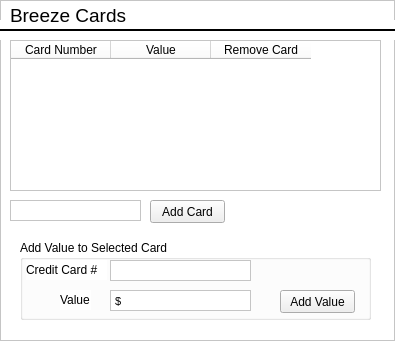
Old version of the form ui/manageCards.ui in the repository alishan-kaisani/CS4400-GUI.
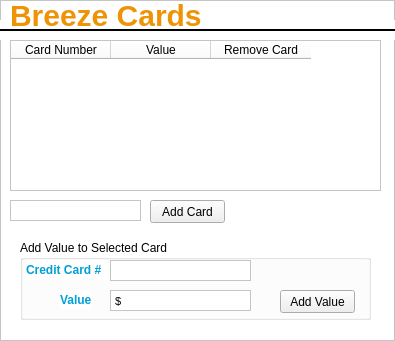
New version of the form. Icons and pictures are not drawn.

```diff
--- a/ui/manageCards.ui
+++ b/ui/manageCards.ui
@@ -18,7 +18,8 @@
     <normaloff>marta-logo.png</normaloff>marta-logo.png</iconset>
   </property>
   <property name="styleSheet">
-   <string notr="true">QFrame {background-color: #ffffff}</string>
+   <string notr="true">QFrame {background-color: #ffffff} QLabel {color: #009fd7; font-weight: bold;}
+#frameLabelTop {background-color: transparent; color: #ee9306; font-size: 30px;}</string>
   </property>
   <property name="frameShape">
    <enum>QFrame::StyledPanel</enum>
@@ -105,7 +106,9 @@
    </property>
    <property name="font">
     <font>
-     <pointsize>14</pointsize>
+     <pointsize>-1</pointsize>
+     <weight>75</weight>
+     <bold>true</bold>
     </font>
    </property>
    <property name="autoFillBackground">
```
Left out of the diff: 8 changed lines with no effect on the pictures.
